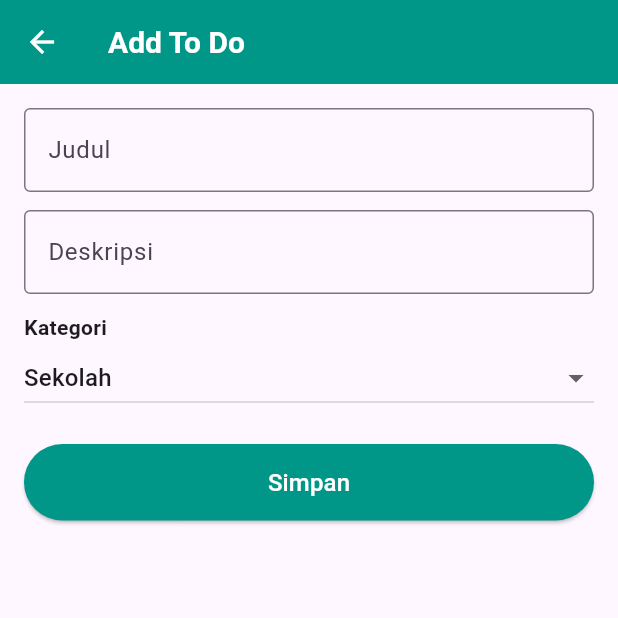
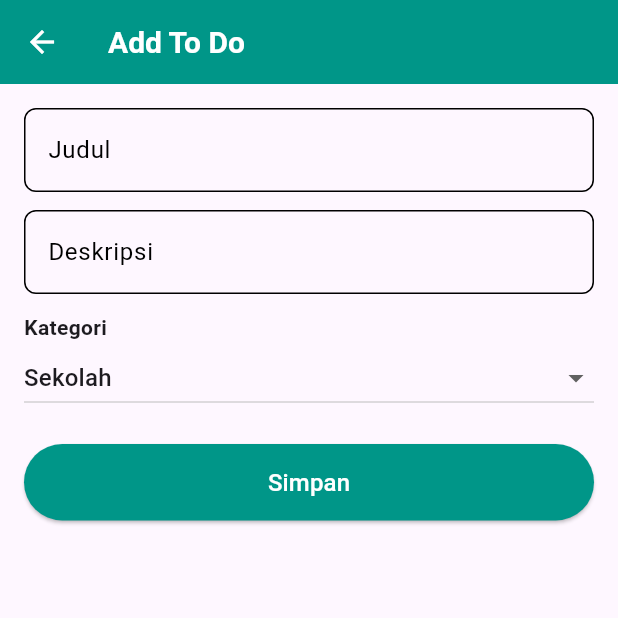
Before and after one commit to Tab-Febrian/todo-list-app-22-33, a Flutter app: the AddTodoPage screen opened by its route, on a phone screen of 412 x 824 dp, the top half of it. Run offline on Flutter 3.47's test engine with Material 3 defaults, Android fonts, the phone set to English and light mode, and no system bars; our stand-ins replace get.

```diff
--- a/lib/Controllers/auth_controller.dart
+++ b/lib/Controllers/auth_controller.dart
@@ -14,7 +14,7 @@ class AuthController extends GetxController {
       Get.snackbar(
         'Login Berhasil!',
         'Selamat datang kembali!',
-        snackPosition: SnackPosition.BOTTOM,
+        snackPosition: SnackPosition.TOP,
         backgroundColor: Colors.green,
         colorText: Colors.white,
         margin: EdgeInsets.all(10),
--- a/lib/Fragments/add_todo_page.dart
+++ b/lib/Fragments/add_todo_page.dart
@@ -1,6 +1,7 @@
 import 'package:flutter/material.dart';
 import 'package:get/get.dart';
 import 'package:todo_list_app/Controllers/todo_controller.dart';
+import 'package:todo_list_app/Widgets/reusable_textfield.dart';
 
 class AddTodoPage extends StatelessWidget {
   final TextEditingController _titleController = TextEditingController();
@@ -33,21 +34,9 @@ class AddTodoPage extends StatelessWidget {
         child: Column(
           crossAxisAlignment: CrossAxisAlignment.start,
           children: [
-            TextField(
-              controller: _titleController,
-              decoration: const InputDecoration(
-                labelText: "Judul",
-                border: OutlineInputBorder(),
-              ),
-            ),
+            ReusableTextField(controller: _titleController, label: "Judul"),
             const SizedBox(height: 12),
-            TextField(
-              controller: _descController,
-              decoration: const InputDecoration(
-                labelText: "Deskripsi",
-                border: OutlineInputBorder(),
-              ),
-            ),
+            ReusableTextField(controller: _descController, label: "Deskripsi"),
             const SizedBox(height: 12),
             const Text(
               "Kategori",
--- a/lib/Fragments/todo_fragment.dart
+++ b/lib/Fragments/todo_fragment.dart
@@ -43,7 +43,7 @@ class TodoFragment extends StatelessWidget {
               category: todo.category,
               isDone: todo.isDone,
               onToggle: () => todoController.toggleDone(index),
-              onDelete: () => todoController.deleteTodo(index),
+              onDelete: () => todoController.deleteTodo(context, index),
             );
           },
         );
```
Also changed, not shown: lib/Controllers/todo_controller.dart (+14 -1 lines), lib/Fragments/profile_fragment.dart (+13 -2 lines), lib/Widgets/reusable_dialog.dart (added, +45 -0 lines).
